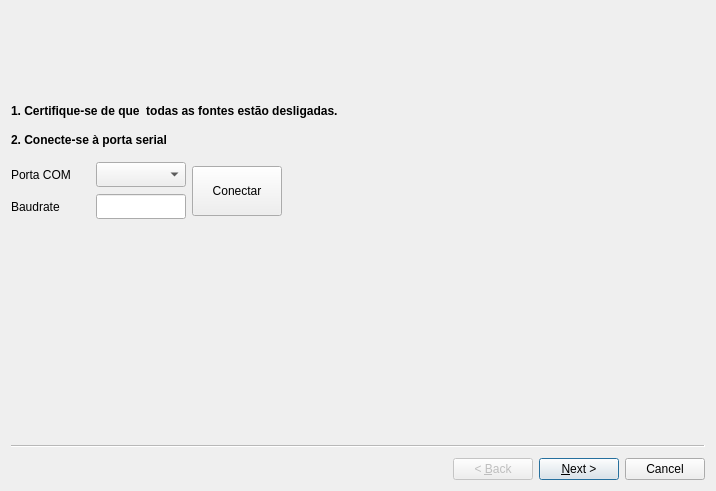
First picture: the form in burn_in/wizard.ui, repository lnls-elp/jigas, before the edit.
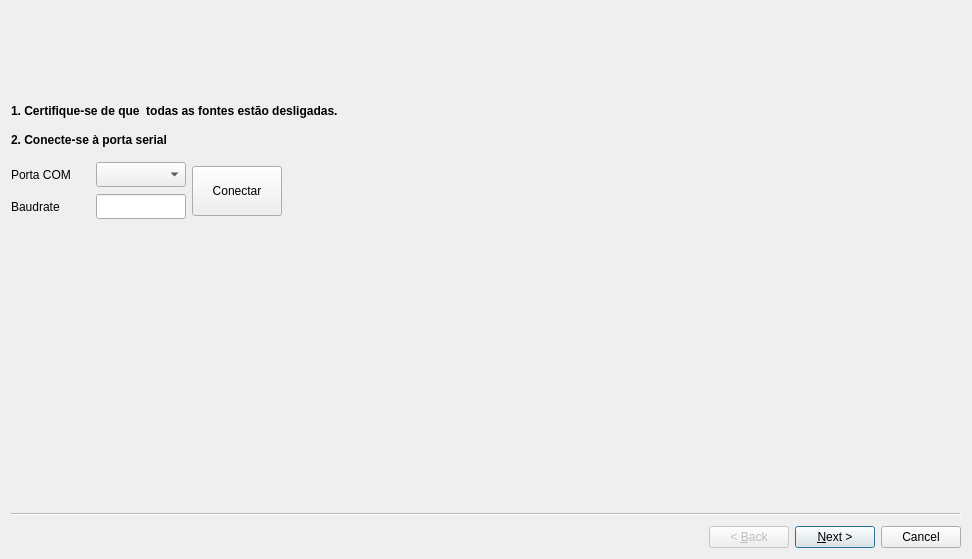
Second picture: the form after the edit. Icons and pictures are not drawn.

What changed in the file:
```diff
--- a/burn_in/wizard.ui
+++ b/burn_in/wizard.ui
@@ -6,10 +6,16 @@
    <rect>
     <x>0</x>
     <y>0</y>
-    <width>716</width>
-    <height>491</height>
+    <width>972</width>
+    <height>559</height>
    </rect>
   </property>
+  <property name="minimumSize">
+   <size>
+    <width>972</width>
+    <height>559</height>
+   </size>
+  </property>
   <property name="windowTitle">
    <string>Teste de Burn-In</string>
   </property>
```
Left out of the diff: 1452 changed lines with no effect on the pictures. Lines whose indentation alone changed are shown as unchanged.
